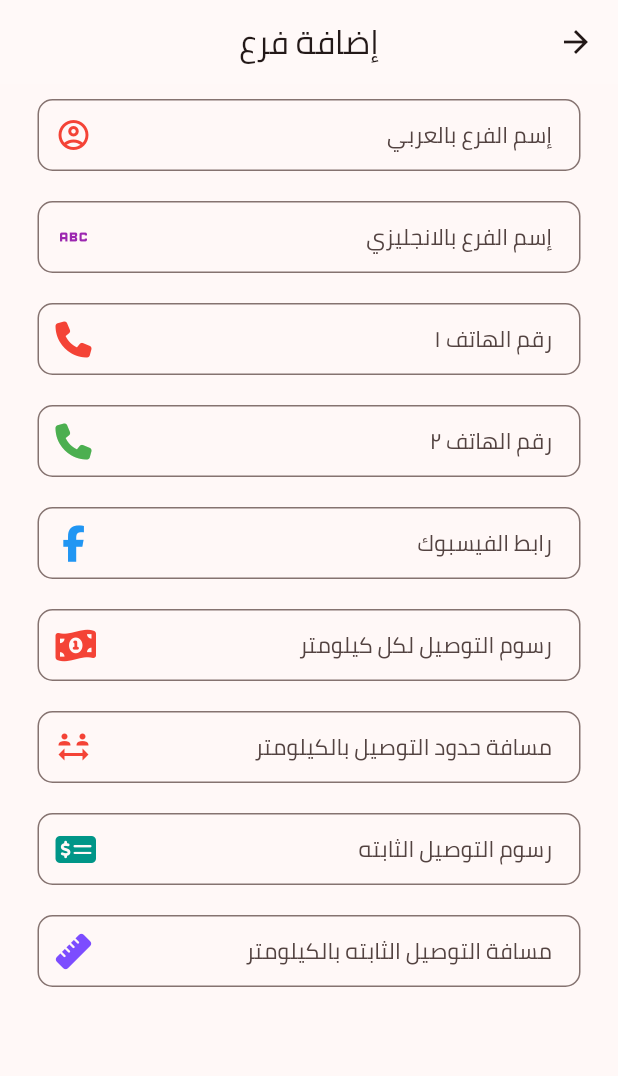
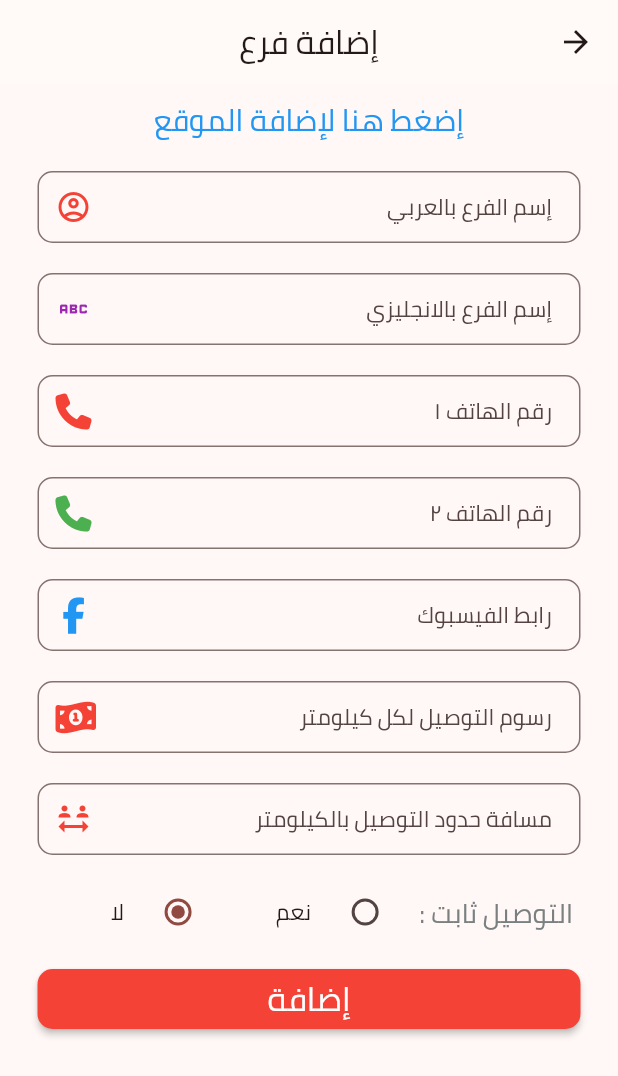
Before and after one commit to muhammadali224/qaser_admin, a Flutter app: the AddBranch screen opened by its route, on a phone screen of 412 x 824 dp. Shown: the top 1076 px of the screen. Run offline on Flutter 3.47's test engine with Material 2 defaults, Android fonts, the phone set to English and light mode, and no system bars; our stand-ins replace animated_text_kit, cached_network_image, connectivity_plus, dartz, firebase_analytics, firebase_core and 9 more; missing offline and left inert: flutter_ringtone_player, icon_broken, string_capitalize; accounts and stored records are empty; statements that could not run were skipped; project files that could hold a hidden picture were left out.

Commit message:
branches crud system

```diff
--- a/lib/core/constant/routes.dart
+++ b/lib/core/constant/routes.dart
@@ -3,6 +3,7 @@ class AppRoutes {
   static const String home = "/home";
   static const String branches = "/branches";
   static const String adminUser = "/adminUser";
-  static const String viewBranches = "/viewBranches";
   static const String addBranch = "/addBranch";
+  static const String addAddress = "/addAddress";
+  static const String editBranch = "/editBranch";
 }
--- a/lib/routes.dart
+++ b/lib/routes.dart
@@ -3,10 +3,10 @@ import 'package:get/get.dart';
 import 'binding/initial_binding.dart';
 import 'core/constant/routes.dart';
 import 'core/middleware/middleware.dart';
+import 'view/screen/address/add_address.dart';
 import 'view/screen/auth/login.dart';
 import 'view/screen/branches/add_branch.dart';
 import 'view/screen/branches/branches_home.dart';
-import 'view/screen/branches/view_branches.dart';
 import 'view/screen/home/home.dart';
 
 List<GetPage<dynamic>>? routes = [
@@ -21,8 +21,9 @@ List<GetPage<dynamic>>? routes = [
   ),
   GetPage(name: AppRoutes.home, page: () => const HomePage()),
   GetPage(name: AppRoutes.branches, page: () => const BranchesHome()),
-  GetPage(name: AppRoutes.viewBranches, page: () => const ViewBranches()),
   GetPage(name: AppRoutes.addBranch, page: () => const AddBranch()),
+  GetPage(name: AppRoutes.editBranch, page: () => const AddBranch()),
+  GetPage(name: AppRoutes.addAddress, page: () => const AddressAdd()),
 
   // GetPage(name: AppRoutes.checkout, page: () => const Checkout()),
 ];
--- a/lib/view/screen/branches/add_branch.dart
+++ b/lib/view/screen/branches/add_branch.dart
@@ -5,27 +5,46 @@ import 'package:icons_plus/icons_plus.dart';
 import '../../../controller/branches_controller/branch_add_controller.dart';
 import '../../../core/function/valid_input.dart';
 import '../../widget/shred_component/input_form_field.dart';
+import '../../widget/shred_component/material_button.dart';
 import '../../widget/shred_component/padding_container.dart';
 
 class AddBranch extends StatelessWidget {
-  const AddBranch({super.key});
+  const AddBranch({
+    super.key,
+  });
 
   @override
   Widget build(BuildContext context) {
-    AddBranchesController controller = Get.put(AddBranchesController());
+    Get.put(AddBranchesController());
+
     return Scaffold(
       appBar: AppBar(
         title: Text('addBranch'.tr),
       ),
       body: PaddingContainer(
-        child: Form(
+        child: GetBuilder<AddBranchesController>(builder: (controller) {
+          return Form(
             key: controller.formKey,
             child: ListView(
               keyboardDismissBehavior: ScrollViewKeyboardDismissBehavior.onDrag,
               shrinkWrap: true,
               children: [
+                PaddingContainer(
+                    child: TextButton(
+                  onPressed: controller.goToAddAddress,
+                  child: const Text(
+                    "إضغط هنا لإضافة الموقع",
+                    style: TextStyle(color: Colors.blue, fontSize: 20),
+                  ),
+                )),
+                if (controller.latitude != null && controller.longitude != null)
+                  Text(
+                    "Longitude:${controller.latitude} , Latitude:${controller.latitude}",
+                    textAlign: TextAlign.center,
+                  ),
                 InputFormField(
                   hintTitle: 'إسم الفرع بالعربي',
+                  controller: controller.nameAr,
                   icon: Icons.account_circle_outlined,
                   validate: (val) {
                     return validInput(val!, 4, 50, 'name');
@@ -34,6 +53,7 @@ class AddBranch extends StatelessWidget {
                 InputFormField(
                   hintTitle: 'إسم الفرع بالانجليزي',
                   icon: Icons.abc,
+                  controller: controller.nameEn,
                   iconColor: Colors.purple,
                   validate: (val) {
                     return validInput(val!, 4, 50, 'name');
@@ -41,6 +61,7 @@ class AddBranch extends StatelessWidget {
                 ),
                 InputFormField(
                   hintTitle: 'رقم الهاتف ١',
+                  controller: controller.phone1,
                   keyboardType: TextInputType.phone,
                   icon: FontAwesome.phone,
                   validate: (val) {
@@ -50,6 +71,7 @@ class AddBranch extends StatelessWidget {
                 InputFormField(
                   hintTitle: 'رقم الهاتف ٢',
                   icon: FontAwesome.phone,
+                  controller: controller.phone2,
                   keyboardType: TextInputType.phone,
                   iconColor: Colors.green,
                   validate: (val) {
@@ -60,6 +82,7 @@ class AddBranch extends StatelessWidget {
                   hintTitle: 'رابط الفيسبوك',
                   icon: FontAwesome.facebook_f,
                   iconColor: Colors.blue,
+                  controller: controller.facebookUrl,
                   validate: (val) {
                     return validInput(val!, 4, 50, 'name');
                   },
@@ -67,6 +90,7 @@ class AddBranch extends StatelessWidget {
                 InputFormField(
                   hintTitle: 'رسوم التوصيل لكل كيلومتر',
                   icon: FontAwesome.money_bill_1_wave,
+                  controller: controller.deleveryCharge,
                   keyboardType: const TextInputType.numberWithOptions(),
                   validate: (val) {
                     return validInput(val!, 1, 50, 'name');
@@ -76,31 +100,75 @@ class AddBranch extends StatelessWidget {
                   hintTitle: 'مسافة حدود التوصيل بالكيلومتر',
                   keyboardType: const TextInputType.numberWithOptions(),
                   icon: Icons.social_distance,
+                  controller: controller.deleveryMaxZone,
                   validate: (val) {
                     return validInput(val!, 1, 50, 'name');
                   },
                 ),
+                Container(
+                  padding: const EdgeInsets.symmetric(horizontal: 15),
+                  child: Row(
+                    children: [
+                      const Text("التوصيل ثابت :",
+                          style: TextStyle(fontSize: 18)),
+                      Expanded(
+                        child: RadioListTile<int>(
+                          title: Text("yes".tr),
+                          value: 1,
+                          groupValue: controller.selectedOption,
+                          onChanged: controller.onChanged,
+                        ),
+                      ),
+                      Expanded(
+                        child: RadioListTile<int>(
+                          title: Text("no".tr),
+                          value: 0,
+                          groupValue: controller.selectedOption,
+                          onChanged: controller.onChanged,
+                        ),
+                      ),
+                    ],
+                  ),
+                ),
+                if (controller.selectedOption == 1)
                   InputFormField(
                     hintTitle: 'رسوم التوصيل الثابته',
                     icon: FontAwesome.money_check_dollar,
                     keyboardType: const TextInputType.numberWithOptions(),
                     iconColor: Colors.teal,
+                    controller: controller.deliverFixCharge,
                     validate: (val) {
+                      if (controller.selectedOption == 1) {
                         return validInput(val!, 1, 50, 'name');
+                      }
+                      return null;
                     },
                   ),
+                if (controller.selectedOption == 1)
                   InputFormField(
                     hintTitle: 'مسافة التوصيل الثابته بالكيلومتر',
                     icon: FontAwesome.ruler,
                     keyboardType: const TextInputType.numberWithOptions(),
                     iconColor: Colors.deepPurpleAccent,
+                    controller: controller.deliveryFixZone,
                     validate: (val) {
+                      if (controller.selectedOption == 1) {
                         return validInput(val!, 1, 50, 'name');
+                      }
+                      return null;
                     },
+                  ),
+                MaterialCustomButton(
+                  onPressed: () => controller.isEdit
+                      ? controller.editBranches()
+                      : controller.addBranches(),
+                  title: controller.isEdit ? 'edit' : 'add',
+                  color: Colors.red,
                 ),
               ],
             ),
-        ),
+          );
+        }),
       ),
     );
   }
--- /dev/null
+++ b/lib/view/widget/shred_component/material_button.dart
@@ -0,0 +1,41 @@
+import 'package:flutter/material.dart';
+import 'package:get/get.dart';
+
+class MaterialCustomButton extends StatelessWidget {
+  final void Function() onPressed;
+  final String title;
+  final Color color;
+  final Color? textColor;
+
+  const MaterialCustomButton(
+      {super.key,
+      required this.onPressed,
+      required this.title,
+      required this.color,
+      this.textColor});
+
+  @override
+  Widget build(BuildContext context) {
+    return Container(
+      margin: const EdgeInsets.symmetric(vertical: 10, horizontal: 10),
+      height: 40,
+      width: double.infinity,
+      child: MaterialButton(
+        shape: RoundedRectangleBorder(borderRadius: BorderRadius.circular(10)),
+        color: color,
+        onPressed: onPressed,
+        child: Row(
+          mainAxisAlignment: MainAxisAlignment.center,
+          children: [
+            Text(
+              title.tr,
+              style: Theme.of(context).textTheme.displayMedium!.copyWith(
+                  fontWeight: FontWeight.w500,
+                  color: textColor ?? Colors.white),
+            ),
+          ],
+        ),
+      ),
+    );
+  }
+}
```
Also changed, not shown: lib/controller/branches_controller/branch_add_controller.dart (+168 -3 lines), lib/controller/branches_controller/branch_view_controller.dart (+30 -8 lines), lib/controller/branches_controller/branches_home_controller.dart (deleted, +0 -13 lines), lib/view/screen/address/add_address.dart (added, +89 -0 lines), lib/view/screen/branches/add_address_controller.dart (added, +57 -0 lines), lib/view/screen/branches/branches_home.dart (+76 -21 lines), lib/view/screen/branches/view_branches.dart (deleted, +0 -30 lines), lib/view/widget/shred_component/popup_edit_delete.dart (added, +39 -0 lines). Lines whose indentation alone changed are shown as unchanged.
